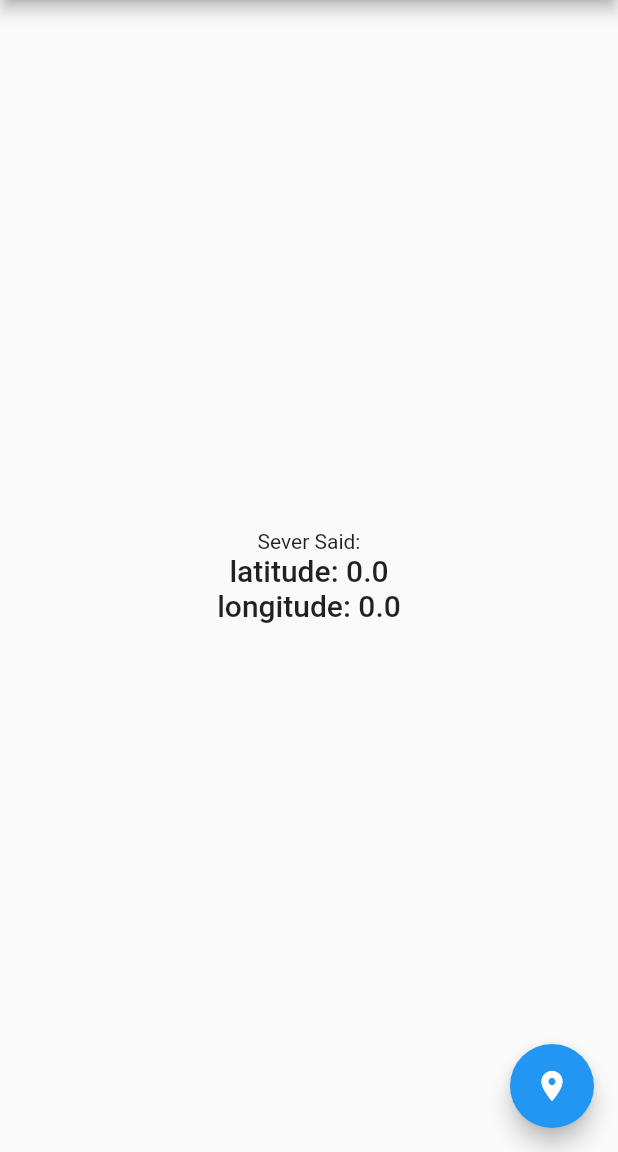
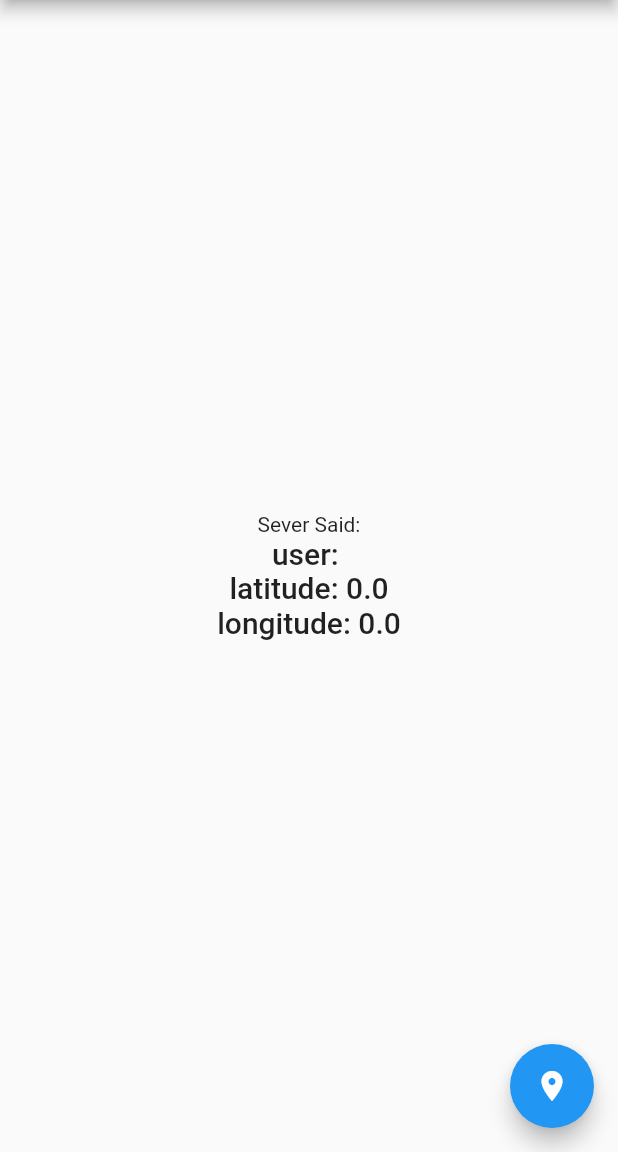
Before and after one commit to mokb21/UniversityTransportationDriver, a Flutter app: the HomeScreen screen opened by its route, after a tap on the "location on" icon, on a phone screen of 412 x 824 dp, the part 84-1236 px from its top. Run offline on Flutter 3.47's test engine with Material 2 defaults, Android fonts, the phone set to English and light mode, and no system bars; our stand-ins replace geolocator, shared_preferences; missing offline and left inert: signalr_core; accounts and stored records are empty.

Commit message:
show driver details

```diff
--- a/lib/modules/screens/home_screen.dart
+++ b/lib/modules/screens/home_screen.dart
@@ -5,6 +5,8 @@ import 'package:geolocator/geolocator.dart';
 import 'package:http/io_client.dart';
 import 'package:signalr_core/signalr_core.dart';
 import 'package:university_transportation_driver/constants/api_path.dart';
+import 'package:university_transportation_driver/modules/models/login_model_web.dart';
+import 'package:university_transportation_driver/utils/preferences/shared_preferences_helper.dart';
 
 class HomeScreen extends StatefulWidget {
   HomeScreen({Key key}) : super(key: key);
@@ -14,6 +16,7 @@ class HomeScreen extends StatefulWidget {
 }
 
 class _HomeScreenState extends State<HomeScreen> {
+  String _userName = '';
   double _latitude = 0.0;
   double _longitude = 0.0;
 
@@ -37,10 +40,11 @@ class _HomeScreenState extends State<HomeScreen> {
   void _assignHubFunction() {
     if (_connection.state == HubConnectionState.connected)
       _connection.on('ShowPointsOnMap', (message) {
-        if (message != null && message.length == 2) {
+        if (message != null && message.length == 4) {
           setState(() {
-            _latitude = message[0];
-            _longitude = message[1];
+            _userName = message[1];
+            _latitude = message[2];
+            _longitude = message[3];
           });
         }
       });
@@ -49,8 +53,13 @@ class _HomeScreenState extends State<HomeScreen> {
   Future<void> _invokeHubSendLocation() async {
     if (_connection.state == HubConnectionState.connected) {
       Position currentPosition = await _determinePosition();
-      await _connection.invoke('SendGPSPoint',
-          args: [currentPosition.altitude, currentPosition.longitude]);
+      LoginModelWeb model = await SharedPreferencesHelper.getCurrentUser();
+
+      await _connection.invoke('SendGPSPoint', args: [
+        model.user.id,
+        currentPosition.altitude,
+        currentPosition.longitude
+      ]);
     }
   }
 
@@ -98,6 +107,10 @@ class _HomeScreenState extends State<HomeScreen> {
             Text(
               'Sever Said:',
             ),
+             Text(
+              'user: $_userName',
+              style: Theme.of(context).textTheme.headline6,
+            ),
             Text(
               'latitude: $_latitude',
               style: Theme.of(context).textTheme.headline6,
```
